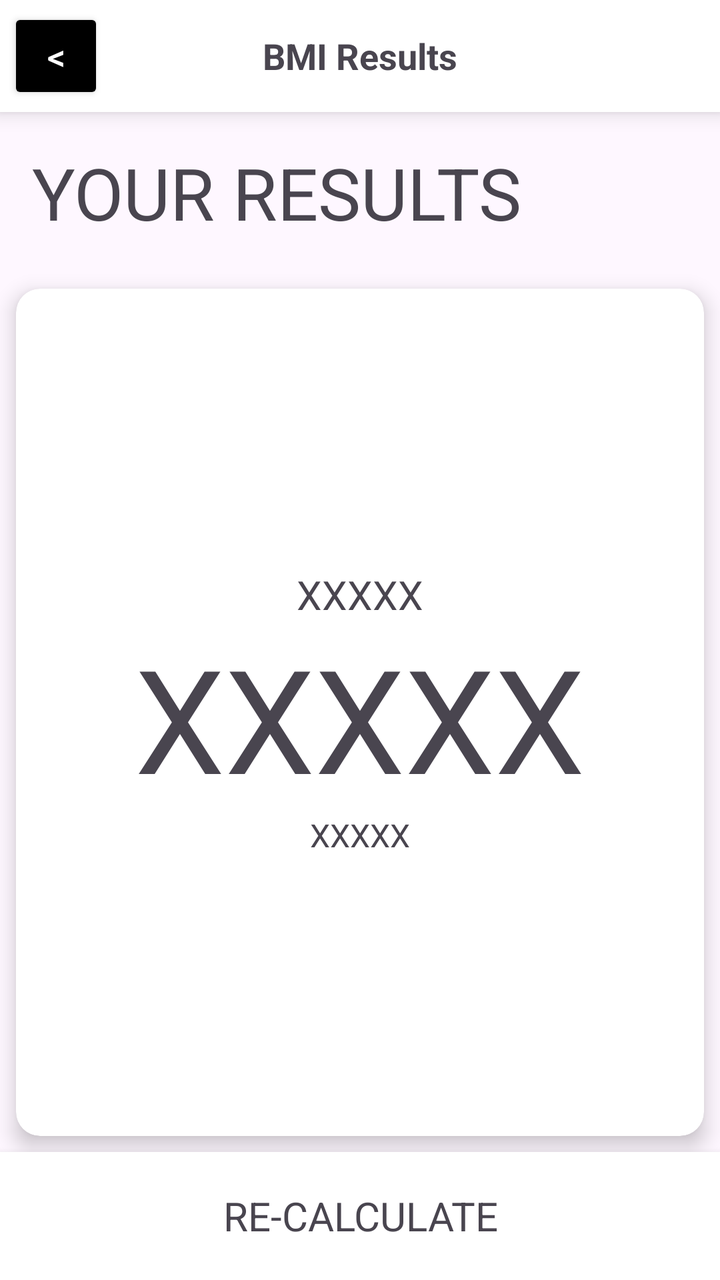
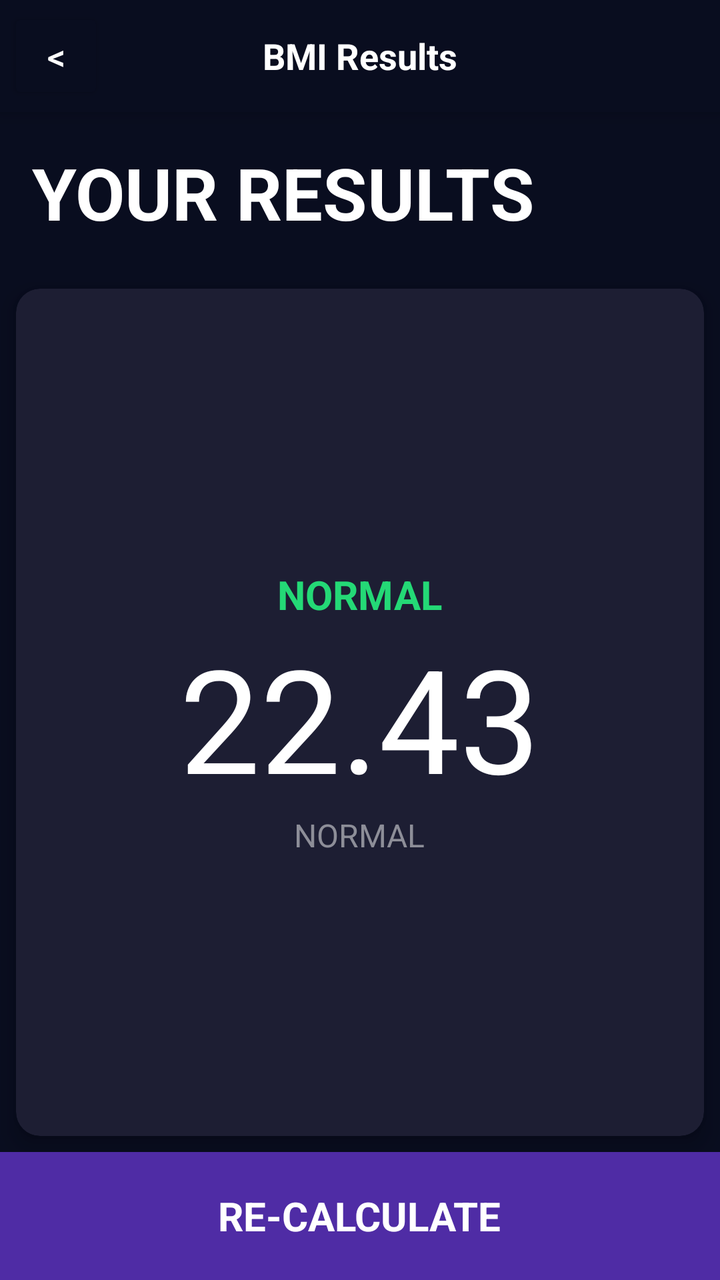

An Android layout rendered at two revisions. The XML below is the earlier revision; the diff shows what the commit changed to produce the second picture.
<!-- AndroidManifest.xml: application theme Theme.DSAMACT03AndroidStudioInicial -->
<!-- res/layout/second_activity.xml -->
<?xml version="1.0" encoding="utf-8"?>
<LinearLayout xmlns:android="http://schemas.android.com/apk/res/android"
    android:layout_width="match_parent"
    android:layout_height="match_parent"
    android:orientation="vertical"
    android:padding="0dp">
    <androidx.cardview.widget.CardView
        xmlns:android="http://schemas.android.com/apk/res/android"
        xmlns:app="http://schemas.android.com/apk/res-auto"
        android:id="@+id/cardBackUpper"
        android:layout_width="match_parent"
        android:layout_height="56dp"
        android:layout_margin="0dp"
        app:cardBackgroundColor="@color/white"
        app:cardCornerRadius="0dp"
        app:cardElevation="6dp">
        <LinearLayout
            android:layout_width="match_parent"
            android:layout_height="match_parent"
            android:orientation="horizontal"
            android:gravity="center_vertical">
            <Button
                android:layout_width="48dp"
                android:layout_height="48dp"
                android:layout_marginStart="4dp"
                android:backgroundTint="@color/black"
                android:minWidth="0dp"
                android:minHeight="0dp"
                android:padding="0dp"
                android:text="&lt;"
                android:textColor="@color/white"
                android:textSize="18sp"
                app:insetBottom="0dp"
                app:insetTop="0dp"
                />
            <TextView
                android:layout_width="0dp"
                android:layout_height="wrap_content"
                android:layout_weight="1"
                android:layout_marginEnd="52dp"
                android:gravity="center"
                android:text="BMI Results"
                android:textSize="18sp"
                android:textStyle="bold" />
        </LinearLayout>
    </androidx.cardview.widget.CardView>

    <LinearLayout
        android:layout_width="match_parent"
        android:layout_height="wrap_content"
        android:orientation="vertical">

        <TextView
            android:layout_width="match_parent"
            android:layout_height="wrap_content"
            android:layout_marginTop="16dp"
            android:layout_marginBottom="16dp"
            android:layout_marginStart="16dp"
            android:textSize="36sp"
            android:text="YOUR RESULTS" />
    </LinearLayout>

    <androidx.cardview.widget.CardView
        xmlns:android="http://schemas.android.com/apk/res/android"
        xmlns:app="http://schemas.android.com/apk/res-auto"
        android:id="@+id/cardResults"
        android:layout_width="match_parent"
        android:layout_height="0dp"
        android:layout_weight="1"
        android:layout_marginStart="16dp"
        android:layout_marginEnd="16dp"
        android:layout_marginBottom="16dp"
        app:cardCornerRadius="12dp"
        android:layout_margin="8dp"
        app:cardBackgroundColor="@color/white"
        app:cardElevation="6dp">
        <LinearLayout
        android:layout_width="match_parent"
        android:layout_height="match_parent"
        android:orientation="vertical"
            android:gravity="center">
            <TextView
                android:id="@+id/bmiText"
                android:layout_width="wrap_content"
                android:layout_height="wrap_content"
                android:textSize="20sp"
                android:text="XXXXX"/>
            <TextView
                android:id="@+id/bmiNum"
                android:layout_width="wrap_content"
                android:layout_height="wrap_content"
                android:textSize="72sp"

                android:text="XXXXX"/>
            <TextView
                android:id="@+id/bmiMiniText"
                android:layout_width="wrap_content"
                android:layout_height="wrap_content"
                android:textSize="16sp"
                android:text="XXXXX"/>

        </LinearLayout>
    </androidx.cardview.widget.CardView>

    <androidx.cardview.widget.CardView
        xmlns:android="http://schemas.android.com/apk/res/android"
        xmlns:app="http://schemas.android.com/apk/res-auto"
        android:id="@+id/cardReCalculate"
        android:layout_width="match_parent"
        android:layout_height="64dp"
        android:layout_margin="0dp"
        app:cardCornerRadius="0dp"
        android:clickable="true"
        android:focusable="true"
        app:cardBackgroundColor="@color/white"
        app:cardElevation="6dp"
        >
        <LinearLayout
            android:layout_width="match_parent"
            android:layout_height="match_parent"
            android:gravity="center">
            <TextView
                android:layout_width="wrap_content"
                android:layout_height="wrap_content"
                android:textSize="20sp"
                android:text="RE-CALCULATE"
                android:gravity="center"/>
        </LinearLayout>


    </androidx.cardview.widget.CardView>

</LinearLayout>
<!-- resources referenced by this layout -->
<resources>
  <color name="black">#FF000000</color>
  <color name="white">#FFFFFFFF</color>
  <style name="Theme.DSAMACT03AndroidStudioInicial" parent="Base.Theme.DSAMACT03AndroidStudioInicial" />
  <style name="Base.Theme.DSAMACT03AndroidStudioInicial" parent="Theme.Material3.DayNight.NoActionBar">
          
          
      </style>
</resources>

<!-- the commit's change to res/layout/second_activity.xml (unified diff, before → after) -->
@@ -5,7 +5,6 @@
     android:orientation="vertical"
     android:padding="0dp">
     <androidx.cardview.widget.CardView
-        xmlns:android="http://schemas.android.com/apk/res/android"
         xmlns:app="http://schemas.android.com/apk/res-auto"
         android:id="@+id/cardBackUpper"
         android:layout_width="match_parent"
@@ -13,7 +12,8 @@
         android:layout_margin="0dp"
         app:cardBackgroundColor="@color/white"
         app:cardCornerRadius="0dp"
-        app:cardElevation="6dp">
+        app:cardElevation="6dp"
+        android:backgroundTint="@color/background">
         <LinearLayout
             android:layout_width="match_parent"
             android:layout_height="match_parent"
@@ -23,15 +23,14 @@
                 android:layout_width="48dp"
                 android:layout_height="48dp"
                 android:layout_marginStart="4dp"
-                android:backgroundTint="@color/black"
+                android:backgroundTint="@color/background"
                 android:minWidth="0dp"
                 android:minHeight="0dp"
                 android:padding="0dp"
-                android:text="&lt;"
+                android:text="@string/lt"
                 android:textColor="@color/white"
                 android:textSize="18sp"
-                app:insetBottom="0dp"
-                app:insetTop="0dp"
+
                 />
             <TextView
                 android:layout_width="0dp"
@@ -39,16 +38,18 @@
                 android:layout_weight="1"
                 android:layout_marginEnd="52dp"
                 android:gravity="center"
-                android:text="BMI Results"
+                android:text="@string/resultTitle"
                 android:textSize="18sp"
-                android:textStyle="bold" />
+                android:textStyle="bold"
+                android:textColor="@color/white"/>
         </LinearLayout>
     </androidx.cardview.widget.CardView>
 
     <LinearLayout
         android:layout_width="match_parent"
         android:layout_height="wrap_content"
-        android:orientation="vertical">
+        android:orientation="vertical"
+        android:background="@color/background">
 
         <TextView
             android:layout_width="match_parent"
@@ -57,77 +58,90 @@
             android:layout_marginBottom="16dp"
             android:layout_marginStart="16dp"
             android:textSize="36sp"
-            android:text="YOUR RESULTS" />
+            android:text="@string/urResults"
+            android:textColor="@color/white"
+            android:textStyle="bold"/>
     </LinearLayout>
-
-    <androidx.cardview.widget.CardView
-        xmlns:android="http://schemas.android.com/apk/res/android"
-        xmlns:app="http://schemas.android.com/apk/res-auto"
-        android:id="@+id/cardResults"
-        android:layout_width="match_parent"
-        android:layout_height="0dp"
-        android:layout_weight="1"
-        android:layout_marginStart="16dp"
-        android:layout_marginEnd="16dp"
-        android:layout_marginBottom="16dp"
-        app:cardCornerRadius="12dp"
-        android:layout_margin="8dp"
-        app:cardBackgroundColor="@color/white"
-        app:cardElevation="6dp">
-        <LinearLayout
+    <LinearLayout
         android:layout_width="match_parent"
         android:layout_height="match_parent"
         android:orientation="vertical"
-            android:gravity="center">
-            <TextView
-                android:id="@+id/bmiText"
-                android:layout_width="wrap_content"
-                android:layout_height="wrap_content"
-                android:textSize="20sp"
-                android:text="XXXXX"/>
-            <TextView
-                android:id="@+id/bmiNum"
-                android:layout_width="wrap_content"
-                android:layout_height="wrap_content"
-                android:textSize="72sp"
+        android:padding="0dp"
+        android:background="@color/background">
+        <androidx.cardview.widget.CardView
+            xmlns:app="http://schemas.android.com/apk/res-auto"
+            android:id="@+id/cardResults"
+            android:layout_width="match_parent"
+            android:layout_height="0dp"
+            android:layout_weight="1"
+            android:layout_marginStart="16dp"
+            android:layout_marginEnd="16dp"
+            android:layout_marginBottom="16dp"
+            app:cardCornerRadius="12dp"
+            android:layout_margin="8dp"
+            app:cardBackgroundColor="@color/cardLight"
+            app:cardElevation="6dp">
+            <LinearLayout
+                android:layout_width="match_parent"
+                android:layout_height="match_parent"
+                android:orientation="vertical"
+                android:gravity="center">
+                <TextView
+                    android:id="@+id/bmiText"
+                    android:layout_width="wrap_content"
+                    android:layout_height="wrap_content"
+                    android:textSize="20sp"
+                    android:text="@string/normal"
+                    android:textColor="@color/normal"
+                    android:textStyle="bold"/>
+                <TextView
+                    android:id="@+id/bmiNum"
+                    android:layout_width="wrap_content"
+                    android:layout_height="wrap_content"
+                    android:textSize="72sp"
 
-                android:text="XXXXX"/>
-            <TextView
-                android:id="@+id/bmiMiniText"
-                android:layout_width="wrap_content"
-                android:layout_height="wrap_content"
-                android:textSize="16sp"
-                android:text="XXXXX"/>
+                    android:text="22.43"
+                    android:textColor="@color/white"/>
+                <TextView
+                    android:id="@+id/bmiMiniText"
+                    android:layout_width="wrap_content"
+                    android:layout_height="wrap_content"
+                    android:textSize="16sp"
+                    android:text="@string/normal"
+                    android:textColor="@color/textGrey"/>
 
-        </LinearLayout>
-    </androidx.cardview.widget.CardView>
+            </LinearLayout>
+        </androidx.cardview.widget.CardView>
 
-    <androidx.cardview.widget.CardView
-        xmlns:android="http://schemas.android.com/apk/res/android"
-        xmlns:app="http://schemas.android.com/apk/res-auto"
-        android:id="@+id/cardReCalculate"
-        android:layout_width="match_parent"
-        android:layout_height="64dp"
-        android:layout_margin="0dp"
-        app:cardCornerRadius="0dp"
-        android:clickable="true"
-        android:focusable="true"
-        app:cardBackgroundColor="@color/white"
-        app:cardElevation="6dp"
-        >
-        <LinearLayout
+        <androidx.cardview.widget.CardView
+            xmlns:app="http://schemas.android.com/apk/res-auto"
+            android:id="@+id/cardReCalculate"
             android:layout_width="match_parent"
-            android:layout_height="match_parent"
-            android:gravity="center">
-            <TextView
-                android:layout_width="wrap_content"
-                android:layout_height="wrap_content"
-                android:textSize="20sp"
-                android:text="RE-CALCULATE"
-                android:gravity="center"/>
-        </LinearLayout>
+            android:layout_height="64dp"
+            android:layout_margin="0dp"
+            app:cardCornerRadius="0dp"
+            android:clickable="true"
+            android:focusable="true"
+            app:cardBackgroundColor="@color/calculate"
+            app:cardElevation="6dp"
+            >
+            <LinearLayout
+                android:layout_width="match_parent"
+                android:layout_height="match_parent"
+                android:gravity="center">
+                <TextView
+                    android:layout_width="wrap_content"
+                    android:layout_height="wrap_content"
+                    android:textSize="20sp"
+                    android:text="@string/reCalculate"
+                    android:gravity="center"
+                    android:textColor="@color/white"
+                    android:textStyle="bold"/>
+            </LinearLayout>
 
 
-    </androidx.cardview.widget.CardView>
+        </androidx.cardview.widget.CardView>
+    </LinearLayout>
+
 
 </LinearLayout>
<!-- resource entries referenced after the edit -->
@@ -1,7 +1,16 @@
 <!-- resources referenced by this layout -->
 <resources>
-  <color name="black">#FF000000</color>
+  <color name="background">#090d1f</color>
+  <color name="calculate">#4f2ca5</color>
+  <color name="cardLight">#1d1e33</color>
+  <color name="normal">#24d976</color>
+  <color name="textGrey">#8d8e98</color>
   <color name="white">#FFFFFFFF</color>
+  <string name="lt">&lt;</string>
+  <string name="normal">NORMAL</string>
+  <string name="reCalculate">RE-CALCULATE</string>
+  <string name="resultTitle">BMI Results</string>
+  <string name="urResults">YOUR RESULTS</string>
   <style name="Theme.DSAMACT03AndroidStudioInicial" parent="Base.Theme.DSAMACT03AndroidStudioInicial" />
   <style name="Base.Theme.DSAMACT03AndroidStudioInicial" parent="Theme.Material3.DayNight.NoActionBar">
           
